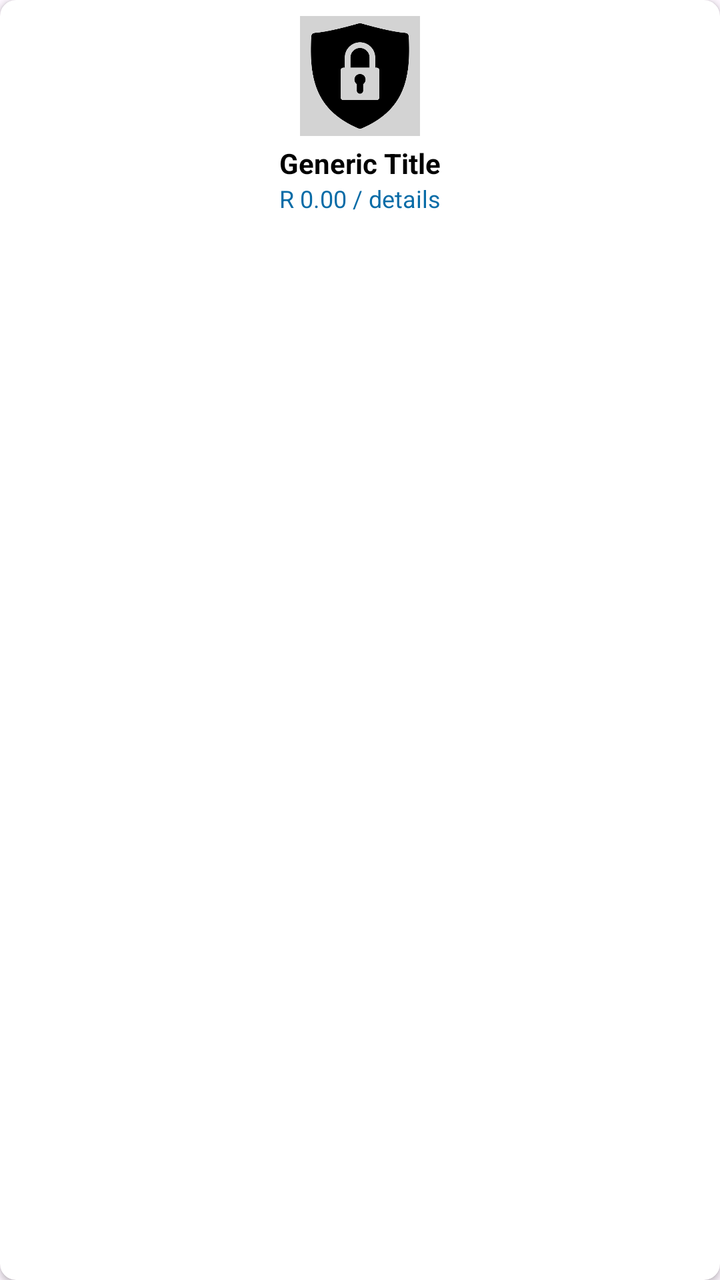
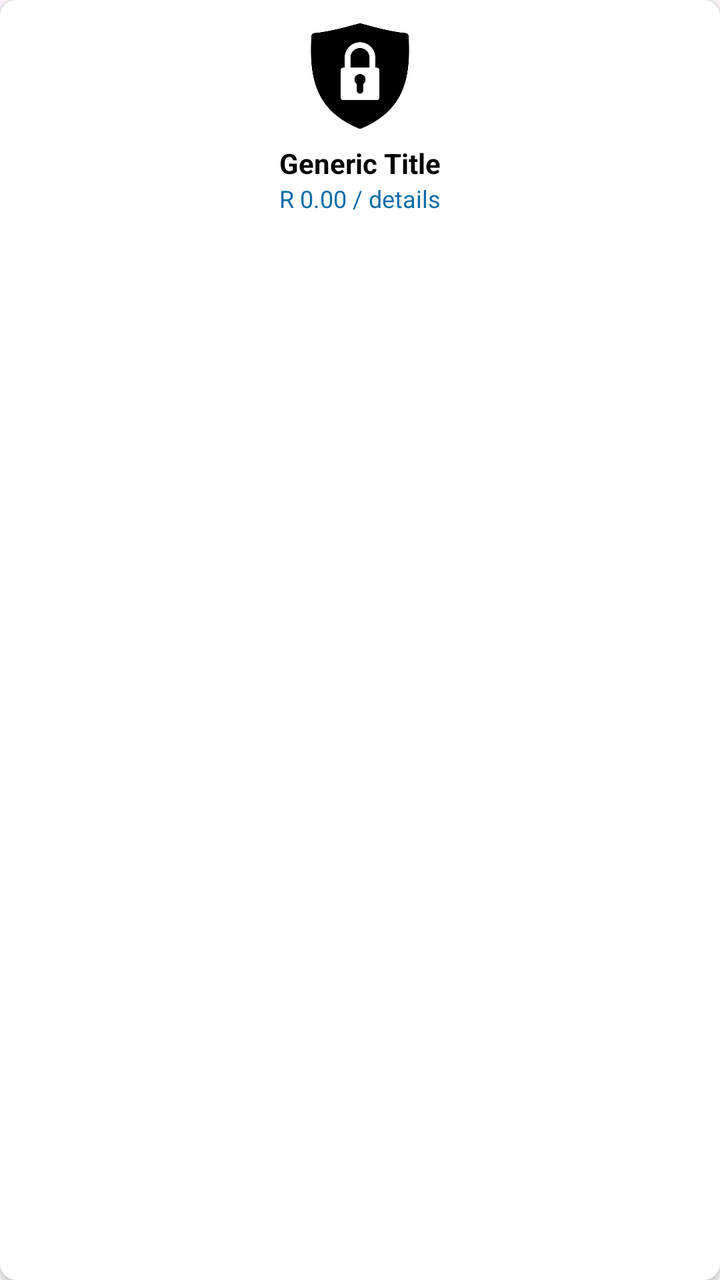

An Android layout rendered at two revisions. The XML below is the earlier revision; the diff shows what the commit changed to produce the second picture.
<!-- AndroidManifest.xml: application theme Theme.PoolApp -->
<!-- res/layout/card_list_item_generic.xml -->
<?xml version="1.0" encoding="utf-8"?>
<androidx.cardview.widget.CardView
    xmlns:android="http://schemas.android.com/apk/res/android"
    xmlns:app="http://schemas.android.com/apk/res-auto"
    android:layout_width="120dp"
    android:layout_height="140dp"
    android:layout_marginEnd="12dp"
    android:clickable="true"
    android:focusable="true"
    android:foreground="?attr/selectableItemBackground"
    app:cardCornerRadius="8dp"
    app:cardElevation="2dp">

    <LinearLayout
        android:layout_width="match_parent"
        android:layout_height="match_parent"
        android:orientation="vertical"
        android:gravity="center_horizontal"
        android:padding="8dp">

        <ImageView
            android:id="@+id/iv_item_image"
            android:layout_width="60dp"
            android:layout_height="60dp"
            android:src="@drawable/password"
            android:background="@color/grey_light"
            android:scaleType="centerCrop"
            android:contentDescription="Item Image"/>

        <TextView
            android:id="@+id/tv_item_title"
            android:layout_width="wrap_content"
            android:layout_height="wrap_content"
            android:layout_marginTop="4dp"
            android:text="Generic Title"
            android:textSize="14sp"
            android:maxLines="1"
            android:ellipsize="end"
            android:textColor="@color/black"
            android:textStyle="bold"/>

        <TextView
            android:id="@+id/tv_item_subtext"
            android:layout_width="wrap_content"
            android:layout_height="wrap_content"
            android:text="R 0.00 / details"
            android:textSize="12sp"
            android:textColor="@color/colorPrimary"/>

    </LinearLayout>
</androidx.cardview.widget.CardView>
<!-- resources referenced by this layout -->
<resources>
  <color name="black">#FF000000</color>
  <color name="colorPrimary">#096ca7</color>
  <color name="grey_light">#D3D3D3</color>
  <!-- drawable password: png bitmap (drawable, 10861 bytes) -->
  <style name="Theme.PoolApp" parent="Theme.Material3.DayNight.NoActionBar">
  
          <item name="colorPrimary">@color/colorPrimary</item>
  
          <item name="colorPrimaryVariant">@color/colorPrimaryVariant</item>
  
          <item name="colorOnPrimary">@color/colorOnPrimary</item>
  
          <item name="colorSecondary">@color/colorSecondary</item>
  
          <item name="colorOnSecondary">@color/colorOnSecondary</item>
  
          <item name="colorSurface">@color/colorSurface</item>
  
          <item name="colorOnSurface">@color/colorOnSurface</item>
  
          <item name="android:statusBarColor" tools:targetApi="l">?attr/colorPrimaryVariant</item>
  
      </style>
  <color name="colorPrimaryVariant">#034b75</color>
  <color name="colorOnPrimary">#FFFFFF</color>
  <color name="colorSecondary">#0A57FF</color>
  <color name="colorOnSecondary">#FFFFFF</color>
  <color name="colorSurface">#FFFFFF</color>
  <color name="colorOnSurface">#1C1B1F</color>
</resources>

<!-- the commit's change to res/layout/card_list_item_generic.xml (unified diff, before → after) -->
@@ -23,7 +23,7 @@
             android:layout_width="60dp"
             android:layout_height="60dp"
             android:src="@drawable/password"
-            android:background="@color/grey_light"
+
             android:scaleType="centerCrop"
             android:contentDescription="Item Image"/>
 
<!-- resource entries referenced after the edit -->
@@ -2,7 +2,6 @@
 <resources>
   <color name="black">#FF000000</color>
   <color name="colorPrimary">#096ca7</color>
-  <color name="grey_light">#D3D3D3</color>
   <!-- drawable password: png bitmap (drawable, 10861 bytes) -->
   <style name="Theme.PoolApp" parent="Theme.Material3.DayNight.NoActionBar">
   
